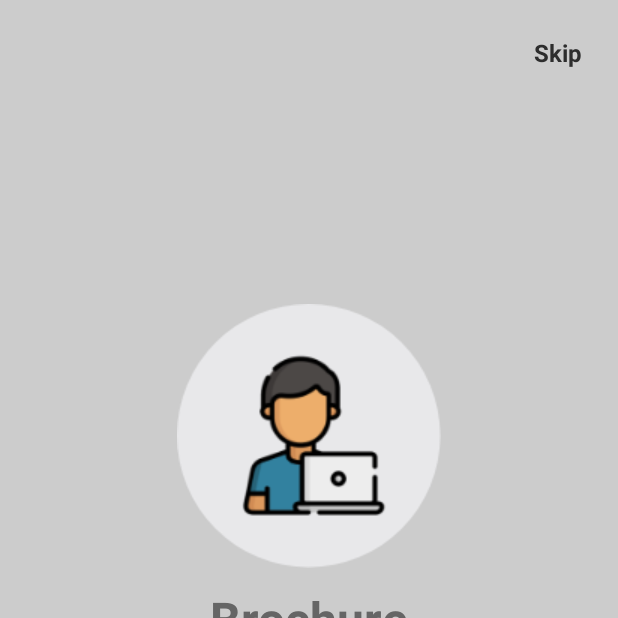
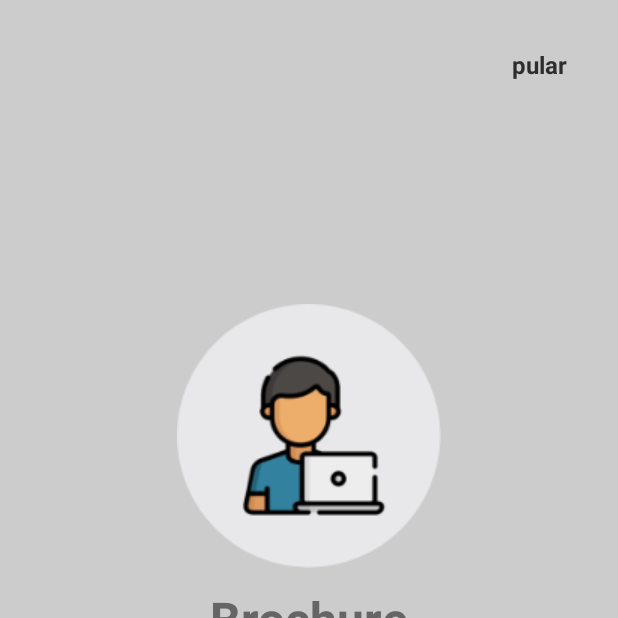
Before and after one commit to thaibbraz/SaveMoneyHelper, an Android app: the screen it shows after launch (IntroActivity), on a phone screen of 412 x 824 dp, the top half of it. Run offline under Robolectric (Android 15) with nearby library versions, the phone set to English and light mode, and no system bars; Roboto replaces fonts that are not available here.

Commit message:
Bugs fixed

```diff
--- a/app/src/main/java/com/example/saveMoneyHelper/intro/IntroActivity.java
+++ b/app/src/main/java/com/example/saveMoneyHelper/intro/IntroActivity.java
@@ -13,8 +13,11 @@ import android.view.animation.AnimationUtils;
 import android.widget.Button;
 import android.widget.TextView;
 
+import com.example.saveMoneyHelper.HomeActivity;
+import com.example.saveMoneyHelper.HomePage;
 import com.example.saveMoneyHelper.R;
 import com.example.saveMoneyHelper.auth.LoginActivity;
+import com.example.saveMoneyHelper.auth.helper.SessionManager;
 
 import java.util.ArrayList;
 import java.util.List;
@@ -27,24 +30,34 @@ public class IntroActivity extends AppCompatActivity {
     Integer[] colors = null;
     Button btnGetStarted;
     TextView tvSkip;
-    ArgbEvaluator argbEvaluator = new ArgbEvaluator();
+    ArgbEvaluator argbEvaluator;
+    SessionManager session;
 
     @Override
     protected void onCreate(Bundle savedInstanceState) {
         super.onCreate(savedInstanceState);
+        setContentView(R.layout.activity_intro);
+
+        argbEvaluator = new ArgbEvaluator();
+        session = new SessionManager(this);
+
         // when this activity is about to be launch we need to check if its opened before or not
 
+        if (session.isLoggedIn()) {
+            Intent homeActivity = new Intent(this, HomePage.class);
+            startActivity(homeActivity);
+            finish();
+            return;
+        }
         if (restorePrefData()) {
 
-            Intent loginActivity = new Intent(getApplicationContext(), LoginActivity.class );
+            Intent loginActivity = new Intent(this, LoginActivity.class);
             startActivity(loginActivity);
             finish();
 
 
         }
 
-
-        setContentView(R.layout.activity_intro);
 
         models = new ArrayList<>();
         models.add(new Model(R.drawable.code_icon, "Brochure", "Brochure is an informative paper document (often also used for advertising) that can be folded into a template"));
@@ -57,7 +70,7 @@ public class IntroActivity extends AppCompatActivity {
         tvSkip = findViewById(R.id.skip);
         viewPager = findViewById(R.id.viewPager);
         viewPager.setAdapter(adapter);
-        btnAnim = AnimationUtils.loadAnimation(getApplicationContext(),R.anim.button_animation);
+        btnAnim = AnimationUtils.loadAnimation(getApplicationContext(), R.anim.button_animation);
 
 
         Integer[] colors_temp = {
@@ -73,7 +86,7 @@ public class IntroActivity extends AppCompatActivity {
             @Override
             public void onPageScrolled(int position, float positionOffset, int positionOffsetPixels) {
 
-                if (position < (adapter.getCount() -1) && position < (colors.length - 1)) {
+                if (position < (adapter.getCount() - 1) && position < (colors.length - 1)) {
                     viewPager.setBackgroundColor(
 
                             (Integer) argbEvaluator.evaluate(
@@ -85,14 +98,12 @@ public class IntroActivity extends AppCompatActivity {
                     btnGetStarted.setVisibility(View.INVISIBLE);
                     tvSkip.setVisibility(View.VISIBLE);
 
-                }
-
-                else if(position == (adapter.getCount() -1) ){
+                } else if (position == (adapter.getCount() - 1)) {
                     btnGetStarted.setVisibility(View.VISIBLE);
                     btnGetStarted.setAnimation(btnAnim);
                     tvSkip.setVisibility(View.INVISIBLE);
 
-                }else{
+                } else {
                     viewPager.setBackgroundColor(colors[colors.length - 1]);
                 }
 
@@ -115,14 +126,13 @@ public class IntroActivity extends AppCompatActivity {
 
 
                 //open main activity
-                Intent dadosActivity = new Intent(getApplicationContext(),DadosActivity.class);
+                Intent dadosActivity = new Intent(getApplicationContext(), DadosActivity.class);
                 startActivity(dadosActivity);
                 // also we need to save a boolean value to storage so next time when the user run the app
                 // we could know that he is already checked the intro screen activity
                 // i'm going to use shared preferences to that process
                 savePrefsData();
                 finish();
-
 
 
             }
@@ -137,15 +147,16 @@ public class IntroActivity extends AppCompatActivity {
             }
         });
     }
+
     private boolean restorePrefData() {
-        SharedPreferences pref = getApplicationContext().getSharedPreferences("myPrefs",MODE_PRIVATE);
-        return pref.getBoolean("isIntroOpened",false);
+        SharedPreferences pref = getApplicationContext().getSharedPreferences("myPrefs", MODE_PRIVATE);
+        return pref.getBoolean("isIntroOpened", false);
     }
 
     private void savePrefsData() {
-        SharedPreferences pref = getApplicationContext().getSharedPreferences("myPrefs",MODE_PRIVATE);
+        SharedPreferences pref = getApplicationContext().getSharedPreferences("myPrefs", MODE_PRIVATE);
         SharedPreferences.Editor editor = pref.edit();
-        editor.putBoolean("isIntroOpened",true);
+        editor.putBoolean("isIntroOpened", true);
         editor.commit();
     }
 
--- a/app/src/main/res/layout-v23/activity_intro.xml
+++ b/app/src/main/res/layout-v23/activity_intro.xml
@@ -18,20 +18,21 @@
 
     <com.google.android.material.button.MaterialButton
         android:id="@+id/btn_get_started"
-        android:layout_width="132dp"
-        android:layout_height="wrap_content"
+        style="@style/Widget.MaterialComponents.Button.OutlinedButton"
+        android:layout_width="302dp"
+        android:layout_height="51dp"
         android:layout_marginStart="8dp"
+
         android:layout_marginEnd="8dp"
-        android:layout_marginBottom="64dp"
-
         android:text="Get Started"
-        android:textColor="@color/color1"
+        android:textColor="@color/white"
         android:visibility="invisible"
         app:backgroundTint="@color/colorPrimary"
         app:layout_constraintBottom_toBottomOf="parent"
         app:layout_constraintEnd_toEndOf="parent"
         app:layout_constraintStart_toStartOf="parent"
-        style="@style/Widget.MaterialComponents.Button.OutlinedButton"/>
+        app:layout_constraintTop_toTopOf="parent"
+        app:layout_constraintVertical_bias="0.76" />
 
 
     <com.google.android.material.tabs.TabLayout
@@ -51,16 +52,17 @@
         />
 
     <TextView
-        android:textSize="16sp"
-        android:textStyle="bold"
-        android:textColor="#2d2d2d"
         android:id="@+id/skip"
         android:layout_width="wrap_content"
         android:layout_height="wrap_content"
-        android:layout_marginTop="24dp"
-        android:layout_marginEnd="24dp"
-        android:layout_marginRight="24dp"
-        android:text="Skip"
+        android:text="@string/skip"
+        android:textColor="#2d2d2d"
+        android:textSize="16sp"
+        android:textStyle="bold"
+        app:layout_constraintBottom_toBottomOf="parent"
         app:layout_constraintEnd_toEndOf="parent"
-        app:layout_constraintTop_toTopOf="parent" />
+        app:layout_constraintHorizontal_bias="0.91"
+        app:layout_constraintStart_toStartOf="parent"
+        app:layout_constraintTop_toTopOf="parent"
+        app:layout_constraintVertical_bias="0.04000002" />
     </androidx.constraintlayout.widget.ConstraintLayout>
--- a/app/src/main/res/layout/fragment_home_page.xml
+++ b/app/src/main/res/layout/fragment_home_page.xml
@@ -70,7 +70,7 @@
 
 
             <com.google.android.material.floatingactionbutton.FloatingActionButton
-                android:id="@+id/floating_action_button"
+                android:id="@+id/btn_floatingProfile"
                 android:layout_width="43dp"
                 android:layout_height="45dp"
                 android:layout_gravity="start"
--- a/app/src/main/res/values/strings.xml
+++ b/app/src/main/res/values/strings.xml
@@ -26,6 +26,7 @@
     <string name="saldo_title">saldo atual</string>
     <string name="valor">Valor:</string>
     <string name="durante">Durante:</string>
+    <string name="skip">pular</string>
 
     <string-array name="menuSimulacoes">
         <item>Mercury</item>
```
Also changed, not shown: app/src/main/java/com/example/saveMoneyHelper/HomePage.java (+16 -8 lines), app/src/main/java/com/example/saveMoneyHelper/Profile.java (+45 -6 lines), 1 other file.
